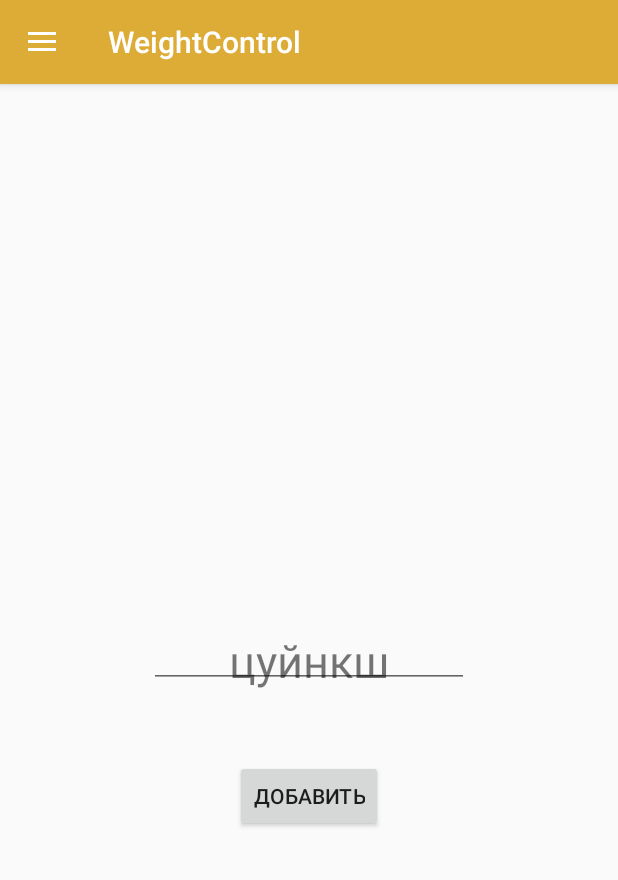
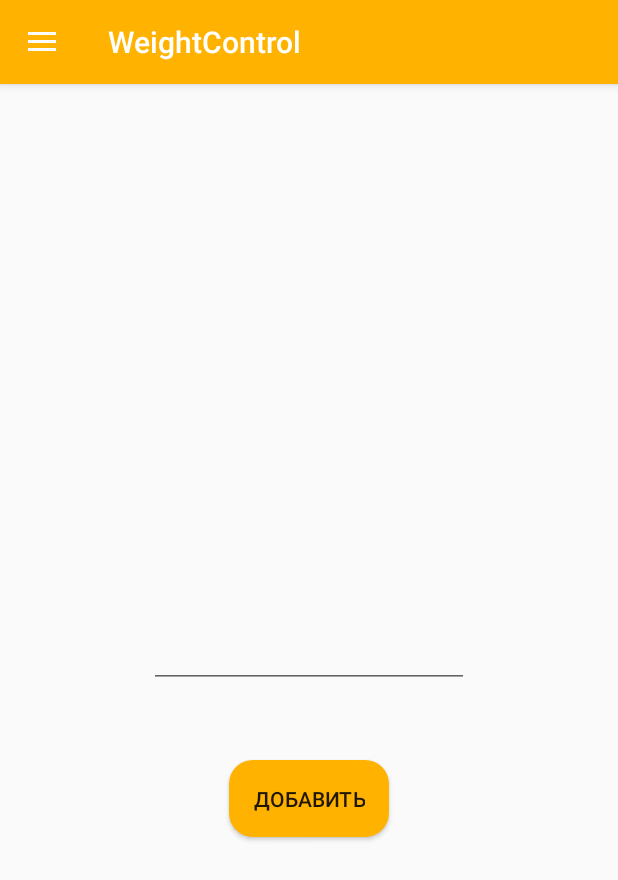
Before and after one commit to alina-saetova/WeightControl, an Android app: the fragment AddFragment placed in its activity, on a phone screen of 412 x 824 dp. Shown: the top 880 px of the screen. Run offline under Robolectric (Android 15) with nearby library versions, the phone set to English and light mode, and no system bars; our stand-ins replace ButterKnife.

Commit message:
add design

```diff
--- a/app/src/main/java/com/example/diana/weightcontrol/MainActivity.java
+++ b/app/src/main/java/com/example/diana/weightcontrol/MainActivity.java
@@ -27,7 +27,6 @@ public class MainActivity extends AppCompatActivity
     protected void onCreate(Bundle savedInstanceState) {
         super.onCreate(savedInstanceState);
         setContentView(R.layout.activity_main);
-
         SharedPreferences sp = getSharedPreferences(MY_SETTINGS,
                 Context.MODE_PRIVATE);
         // проверяем, первый ли раз открывается программа
--- /dev/null
+++ b/app/src/main/res/drawable/btn_rectangle.xml
@@ -0,0 +1,32 @@
+<?xml version="1.0" encoding="utf-8"?>
+<selector xmlns:android="http://schemas.android.com/apk/res/android" >
+    <item android:state_pressed="true" >
+        <shape android:shape="rectangle"  >
+            <corners android:radius="16dp" />
+            <padding android:bottom="16dp"
+                android:left="16dp"
+                android:right="16dp"
+                android:top="16dp"/>
+            <solid android:color="@color/colorButton"/>
+        </shape>
+    </item>
+    <item android:state_focused="true">
+        <shape android:shape="rectangle"  >
+            <corners android:radius="16dp" />
+            <padding android:bottom="16dp"
+                android:left="16dp"
+                android:right="16dp"
+                android:top="16dp"/>
+        </shape>
+    </item>
+    <item >
+        <shape android:shape="rectangle"  >
+            <corners android:radius="16dp" />
+            <padding android:bottom="16dp"
+                android:left="16dp"
+                android:right="16dp"
+                android:top="16dp"/>
+            <solid android:color="@color/colorAppBar"/>
+        </shape>
+    </item>
+</selector>
--- a/app/src/main/res/layout/content_main.xml
+++ b/app/src/main/res/layout/content_main.xml
@@ -7,17 +7,6 @@
     app:layout_behavior="@string/appbar_scrolling_view_behavior"
     tools:context=".MainActivity"
     tools:showIn="@layout/app_bar_main">
-
-    <TextView
-        android:id="@+id/textView2"
-        android:layout_width="wrap_content"
-        android:layout_height="wrap_content"
-        android:text="цуйнкш"
-        android:textSize="30sp"
-        app:layout_constraintBottom_toBottomOf="parent"
-        app:layout_constraintLeft_toLeftOf="parent"
-        app:layout_constraintRight_toRightOf="parent"
-        app:layout_constraintTop_toTopOf="parent" />
 
     <FrameLayout
         android:id="@+id/fragCont"
--- a/app/src/main/res/layout/fragment_add.xml
+++ b/app/src/main/res/layout/fragment_add.xml
@@ -31,6 +31,7 @@
         android:layout_marginTop="48dp"
         android:layout_marginEnd="8dp"
         android:text="добавить"
+        android:background="@drawable/btn_rectangle"
         app:layout_constraintEnd_toEndOf="parent"
         app:layout_constraintStart_toStartOf="parent"
         app:layout_constraintTop_toBottomOf="@+id/add_weight" />
--- a/app/src/main/res/layout/fragment_bmi.xml
+++ b/app/src/main/res/layout/fragment_bmi.xml
@@ -242,7 +242,7 @@
 
     <Button
         android:id="@+id/btn"
-        style="@style/Widget.AppCompat.Button.Colored"
+        android:background="@drawable/btn_rectangle"
         android:layout_width="wrap_content"
         android:layout_height="wrap_content"
         android:layout_marginStart="8dp"
--- a/app/src/main/res/layout/fragment_body_fat_percentage.xml
+++ b/app/src/main/res/layout/fragment_body_fat_percentage.xml
@@ -227,7 +227,7 @@
             android:layout_centerHorizontal="true"
             android:layout_below="@id/text_result"
             android:text="Рассчитать"
-            style="@style/Widget.AppCompat.Button.Colored"
+            android:background="@drawable/btn_rectangle"
             android:layout_marginTop="25dp" />
 
         <TableLayout
--- a/app/src/main/res/layout/fragment_ideal_weight.xml
+++ b/app/src/main/res/layout/fragment_ideal_weight.xml
@@ -140,6 +140,7 @@
         android:layout_marginBottom="8dp"
         android:onClick="onClick"
         android:text="Рассчитать"
+        android:background="@drawable/btn_rectangle"
         app:layout_constraintBottom_toTopOf="@+id/result"
         app:layout_constraintEnd_toEndOf="parent"
         app:layout_constraintHorizontal_bias="0.0"
--- a/app/src/main/res/layout/rsk_fragment.xml
+++ b/app/src/main/res/layout/rsk_fragment.xml
@@ -116,7 +116,10 @@
         android:layout_marginTop="8dp"
         android:layout_marginEnd="8dp"
         android:layout_marginBottom="8dp"
+        android:background="@drawable/btn_rectangle"
         android:text="@string/count"
+
+        android:textColor="@color/ic_msr"
         app:layout_constraintBottom_toBottomOf="parent"
         app:layout_constraintEnd_toEndOf="parent"
         app:layout_constraintStart_toStartOf="parent"
--- a/app/src/main/res/values-v21/styles.xml
+++ b/app/src/main/res/values-v21/styles.xml
@@ -5,4 +5,5 @@
         <item name="windowNoTitle">true</item>
         <item name="android:statusBarColor">@android:color/transparent</item>
     </style>
+
 </resources>
--- a/app/src/main/res/values/colors.xml
+++ b/app/src/main/res/values/colors.xml
@@ -6,7 +6,9 @@
     <color name="colorText">#000000</color>
     <color name="colorError">#FF0000</color>
     <color name="colorText1">#808080</color>
-    <color name="colorAppBar">#DDAC37</color>
+    <color name="colorAppBar">#FFB300</color>
     <color name="colorGreen">#43A047</color>
     <color name="colorRed">#E53935</color>
+    <color name="colorButton">#FFA726</color>
+    <color name="colorItem">#FFB300</color>
 </resources>
--- a/app/src/main/res/values/styles.xml
+++ b/app/src/main/res/values/styles.xml
@@ -17,4 +17,9 @@
 
     <style name="AppTheme.PopupOverlay" parent="ThemeOverlay.AppCompat.Light" />
 
+    <style name="itemRecyclerBackground" parent="Theme.AppCompat.Light">
+        <item name="android:color">@color/colorItem</item>
+        <item name="android:buttonCornerRadius">32dp</item>
+    </style>
+
 </resources>
--- a/build.gradle
+++ b/build.gradle
@@ -7,7 +7,7 @@ buildscript {
         jcenter()
     }
     dependencies {
-        classpath 'com.android.tools.build:gradle:3.4.0'
+        classpath 'com.android.tools.build:gradle:3.3.2'
 
 
         // NOTE: Do not place your application dependencies here; they belong
```
Also changed, not shown: app/src/main/res/drawable/btn_round.xml (added, +30 -0 lines), app/src/main/res/layout/fragment_journal.xml (+5 -2 lines), app/src/main/res/layout/list_item.xml (+7 -3 lines).
